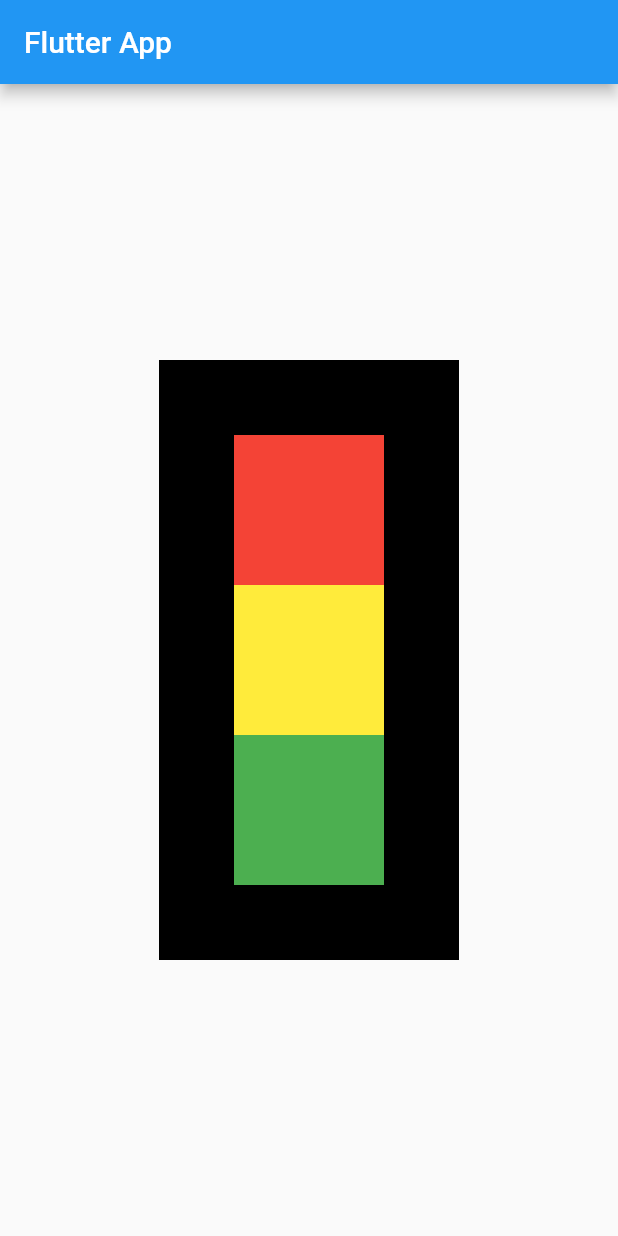
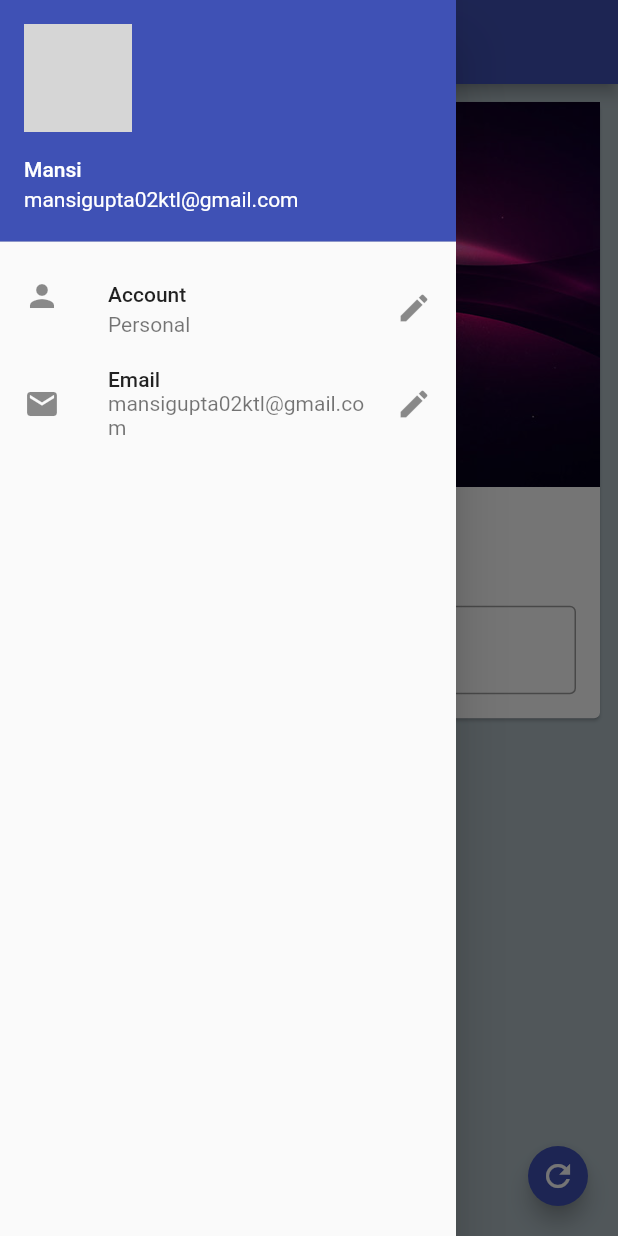
Before and after one commit to Mansi2202/flutter_application_2, a Flutter app: the screen it shows after launch, with the side drawer open (before the commit the screen has no drawer), on a phone screen of 412 x 824 dp. Run offline on Flutter 3.47's test engine with Material 2 defaults, Android fonts, the phone set to English and light mode, and no system bars; missing offline and left inert: dart:ffi; network calls fail; grey boxes are pictures that could not be loaded.

Commit message:
ch3 completed

```diff
--- /dev/null
+++ b/lib/bgimage.dart
@@ -0,0 +1,13 @@
+import 'package:flutter/material.dart';
+
+class BGimage extends StatelessWidget {
+  const BGimage({super.key});
+
+  @override
+  Widget build(BuildContext context) {
+    return Image.asset(
+      "assets/bg.jpg",
+      fit: BoxFit.cover,
+    );
+  }
+}
--- /dev/null
+++ b/lib/change_name_card.dart
@@ -0,0 +1,46 @@
+import 'package:flutter/material.dart';
+import 'package:flutter_application_2/bgimage.dart';
+
+class Change_name_card extends StatelessWidget {
+  const Change_name_card({
+    Key? key,
+    required this.mytext,
+    required TextEditingController nameController,
+  })  : _nameController = nameController,
+        super(key: key);
+
+  final String mytext;
+  final TextEditingController _nameController;
+
+  @override
+  Widget build(BuildContext context) {
+    return Card(
+      child: Column(
+        children: [
+          BGimage(),
+          SizedBox(
+            height: 20,
+          ),
+          Text(
+            mytext,
+            style: TextStyle(fontSize: 20, fontWeight: FontWeight.bold),
+          ),
+          SizedBox(
+            height: 20,
+          ),
+          Padding(
+            padding: const EdgeInsets.all(16.0),
+            child: TextField(
+              controller: _nameController,
+              keyboardType: TextInputType.text,
+              decoration: InputDecoration(
+                  border: OutlineInputBorder(),
+                  hintText: "Enter Your name",
+                  labelText: "Name"),
+            ),
+          ),
+        ],
+      ),
+    );
+  }
+}
--- /dev/null
+++ b/lib/drawer.dart
@@ -0,0 +1,38 @@
+// ignore_for_file: prefer_const_constructors, prefer_const_literals_to_create_immutables
+
+import 'package:flutter/material.dart';
+
+class Mydrawer extends StatelessWidget {
+  const Mydrawer({super.key});
+
+  @override
+  Widget build(BuildContext context) {
+    return Drawer(
+      child: ListView(
+        padding: const EdgeInsets.all(0.0),
+        children: [
+          UserAccountsDrawerHeader(
+            accountName: Text("Mansi"),
+            accountEmail: Text("mansigupta02ktl@gmail.com"),
+            currentAccountPicture: CircleAvatar(
+              backgroundImage: NetworkImage(
+                  "https://media.istockphoto.com/id/1318482009/photo/young-woman-ready-for-job-business-concept.webp?s=612x612&w=is&k=20&c=Y-sEnmRyacoG3NlkJBox243kZKd0dxhdSY7RMTGNO1k="),
+            ),
+          ),
+          ListTile(
+            leading: Icon(Icons.person),
+            title: Text("Account"),
+            subtitle: Text("Personal"),
+            trailing: Icon(Icons.edit),
+          ),
+          ListTile(
+            leading: Icon(Icons.email),
+            title: Text("Email"),
+            subtitle: Text("mansigupta02ktl@gmail.com"),
+            trailing: Icon(Icons.edit),
+          )
+        ],
+      ),
+    );
+  }
+}
--- a/lib/main.dart
+++ b/lib/main.dart
@@ -1,61 +1,15 @@
-// ignore_for_file: prefer_const_constructors, prefer_const_literals_to_create_immutables
+// ignore_for_file: prefer_const_constructors, prefer_const_literals_to_create_immutables, sort_child_properties_last, unused_import, prefer_final_fields, use_key_in_widget_constructors, unnecessary_import
 
+import 'dart:ffi';
 import 'dart:ui';
 
 import 'package:flutter/material.dart';
+import 'package:flutter_application_2/pages/home_page.dart';
 
 void main() {
   runApp(MaterialApp(
     title: 'Flutter application',
     home: HomePage(),
+    theme: ThemeData(primarySwatch: Colors.indigo),
   ));
 }
-
-class HomePage extends StatelessWidget {
-  @override
-  Widget build(BuildContext context) {
-    return Scaffold(
-      appBar: AppBar(
-        title: Text("Flutter App"),
-      ),
-      body: Padding(
-        padding: const EdgeInsets.all(8.0),
-        child: Align(
-          alignment: Alignment.center,
-          child: Container(
-            color: Colors.black,
-            width: 200,
-            height: 400,
-            child: Padding(
-              padding: const EdgeInsets.all(8.0),
-              child: Column(
-                mainAxisAlignment: MainAxisAlignment.center,
-                crossAxisAlignment: CrossAxisAlignment.center,
-                children: <Widget>[
-                  Container(
-                    padding: const EdgeInsets.all(8.0),
-                    height: 100,
-                    width: 100,
-                    color: Colors.red,
-                  ),
-                  Container(
-                    padding: const EdgeInsets.all(8.0),
-                    height: 100,
-                    width: 100,
-                    color: Colors.yellow,
-                  ),
-                  Container(
-                    padding: const EdgeInsets.all(8.0),
-                    height: 100,
-                    width: 100,
-                    color: Colors.green,
-                  ),
-                ],
-              ),
-            ),
-          ),
-        ),
-      ),
-    );
-  }
-}
--- /dev/null
+++ b/lib/pages/home_page.dart
@@ -0,0 +1,44 @@
+import 'package:flutter/material.dart';
+import 'package:flutter_application_2/change_name_card.dart';
+import 'package:flutter_application_2/drawer.dart';
+
+class HomePage extends StatefulWidget {
+  @override
+  State<HomePage> createState() => _HomePageState();
+}
+
+class _HomePageState extends State<HomePage> {
+  TextEditingController _nameController = TextEditingController();
+  var mytext = "change me";
+
+  @override
+  void initState() {
+    super.initState();
+  }
+
+  @override
+  Widget build(BuildContext context) {
+    return Scaffold(
+      backgroundColor: Colors.blueGrey[200],
+      appBar: AppBar(
+        title: Text("Flutter App"),
+      ),
+      body: Padding(
+        padding: const EdgeInsets.all(8.0),
+        child: SingleChildScrollView(
+          child:
+              Change_name_card(mytext: mytext, nameController: _nameController),
+        ),
+      ),
+      drawer: Mydrawer(),
+      floatingActionButton: FloatingActionButton(
+        onPressed: () {
+          mytext = _nameController.text;
+          setState(() {});
+        },
+        child: Icon(Icons.refresh),
+        mini: true,
+      ),
+    );
+  }
+}
--- a/pubspec.yaml
+++ b/pubspec.yaml
@@ -60,7 +60,8 @@ flutter:
   uses-material-design: true
 
   # To add assets to your application, add an assets section, like this:
-  # assets:
+  assets:
+    - assets/
   #   - images/a_dot_burr.jpeg
   #   - images/a_dot_ham.jpeg
 
```
Also changed, not shown: assets/bg.jpg (added).
